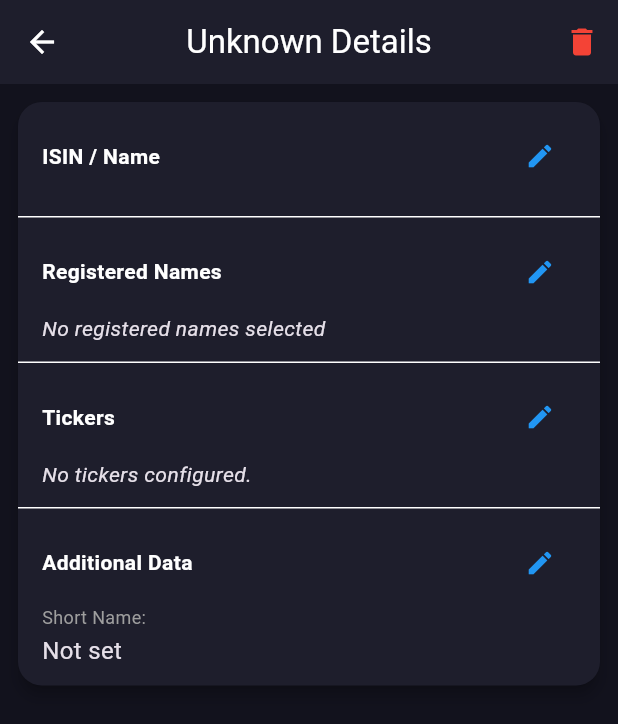
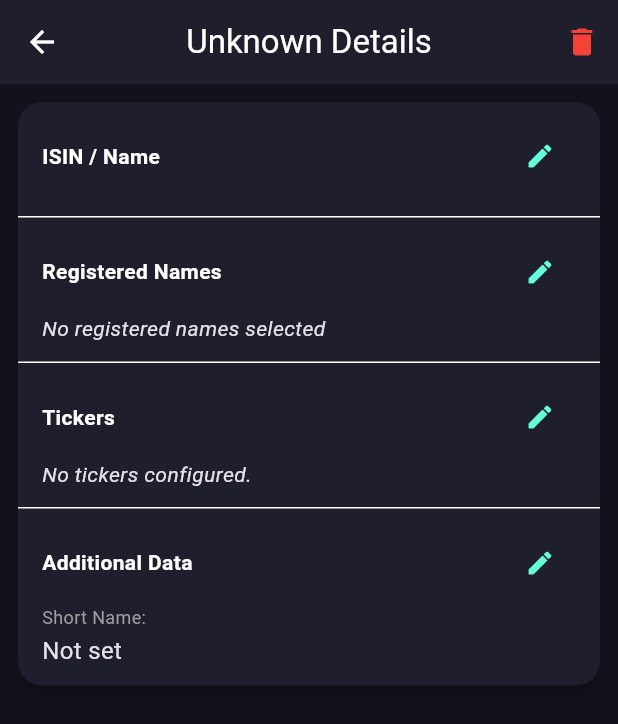
Before and after one commit to garrese/pocket-isins, a Flutter app: the IsinSummaryScreen screen opened directly with empty values, on a phone screen of 412 x 824 dp. Shown: the top 724 px of the screen. Run offline on Flutter 3.47's test engine with Material 3 defaults, Android fonts, the phone set to English and light mode, and no system bars; our stand-ins replace dio, drift, file_picker, fl_chart, flutter_markdown_plus, flutter_riverpod and 7 more; missing offline and left inert: sqlite3; accounts and stored records are empty; generated files the repository leaves out were written again.

Commit message:
feat: adjust UI styling for ISINs and Feed cards
- Updated ISINs main section: changed shortName and ISIN code style to 14 fontSize and grey color, matching the Exchange detail style.
- Updated Feed section: changed ISIN name color to turquoise (primary) instead of white.
- Updated ISIN details screen:
  - Changed edit icon color from blue to turquoise.
  - Moved currency from next to Ticker symbol to next to Exchange.
  - Moved the copy icon to the left of the textual data.

Co-authored-by: garrese <49403460+garrese@users.noreply.github.com>

```diff
--- a/lib/features/feed/presentation/widgets/feed_news_card.dart
+++ b/lib/features/feed/presentation/widgets/feed_news_card.dart
@@ -47,7 +47,7 @@ class FeedNewsCard extends ConsumerWidget {
                     child: Text(
                       news.isinName,
                       style: theme.textTheme.labelMedium?.copyWith(
-                        color: appThemeExt?.mainTitleColor ?? theme.colorScheme.primary,
+                        color: theme.colorScheme.primary,
                         fontWeight: FontWeight.bold,
                       ),
                       overflow: TextOverflow.ellipsis,
--- a/lib/features/portfolio/presentation/screens/isin_summary_screen.dart
+++ b/lib/features/portfolio/presentation/screens/isin_summary_screen.dart
@@ -62,8 +62,6 @@ class IsinSummaryScreen extends ConsumerWidget {
     return Row(
       mainAxisSize: MainAxisSize.min,
       children: [
-        Flexible(child: Text(text, style: style)),
-        const SizedBox(width: 4),
         InkWell(
           borderRadius: BorderRadius.circular(4),
           onTap: () async {
@@ -83,6 +81,8 @@ class IsinSummaryScreen extends ConsumerWidget {
             child: Icon(Icons.copy, size: 16, color: Colors.grey),
           ),
         ),
+        const SizedBox(width: 4),
+        Flexible(child: Text(text, style: style)),
       ],
     );
   }
@@ -250,15 +250,11 @@ class IsinSummaryScreen extends ConsumerWidget {
                                             ),
                                           ),
                                         ),
-                                        Text(
-                                          ' (${t.currency ?? "N/A"})',
-                                          style: const TextStyle(fontSize: 16),
-                                        ),
                                       ],
                                     ),
                                     const SizedBox(height: 2),
                                     Text(
-                                      'Exchange: ${t.exchange}',
+                                      'Exchange: ${t.exchange} (${t.currency ?? "N/A"})',
                                       style: const TextStyle(fontSize: 14),
                                     ),
                                     if (t.quoteType?.isNotEmpty == true)
@@ -353,7 +349,11 @@ class IsinSummaryScreen extends ConsumerWidget {
                 ),
               ),
               IconButton(
-                icon: const Icon(Icons.edit, size: 20, color: Colors.blue),
+                icon: Icon(
+                  Icons.edit,
+                  size: 20,
+                  color: Theme.of(context).colorScheme.primary,
+                ),
                 onPressed: onEdit,
                 padding: EdgeInsets.zero,
                 constraints: const BoxConstraints(),
```
Also changed, not shown: lib/features/portfolio/presentation/portfolio_screen.dart (+8 -7 lines).
